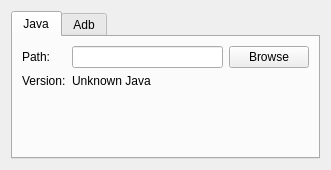
F8LEFT/ART, file lib/Config/Environment.ui: the form before one commit.
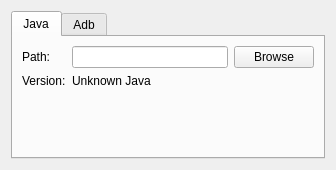
The form after the commit.

What changed in the file:
```diff
--- a/lib/Config/Environment.ui
+++ b/lib/Config/Environment.ui
@@ -6,7 +6,7 @@
    <rect>
     <x>0</x>
     <y>0</y>
-    <width>331</width>
+    <width>336</width>
     <height>170</height>
    </rect>
   </property>
```
